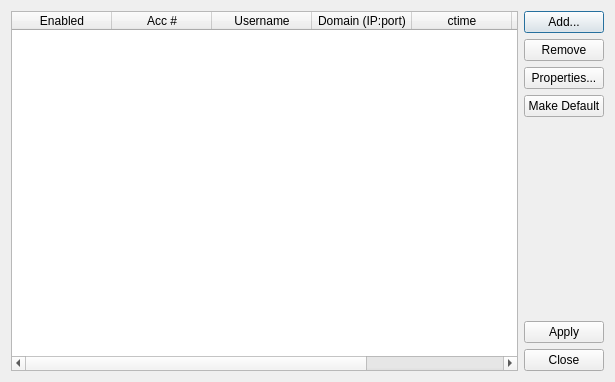
The window that sipaccountswindow.ui (kitech/kitphone) describes before a commit, drawn with Qt 5.
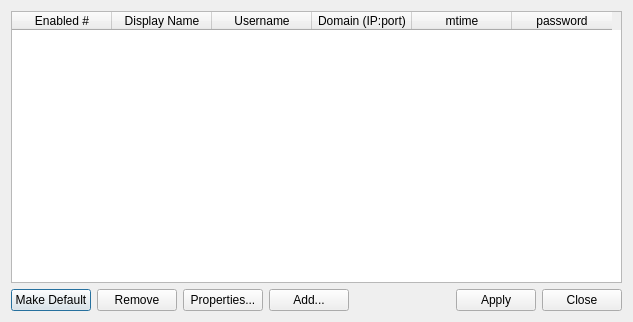
The same window after the commit.

What changed in the file:
```diff
--- a/sipaccountswindow.ui
+++ b/sipaccountswindow.ui
@@ -6,14 +6,14 @@
    <rect>
     <x>0</x>
     <y>0</y>
-    <width>615</width>
-    <height>382</height>
+    <width>633</width>
+    <height>322</height>
    </rect>
   </property>
   <property name="windowTitle">
    <string>Sip Accounts</string>
   </property>
-  <layout class="QHBoxLayout" name="horizontalLayout">
+  <layout class="QVBoxLayout" name="verticalLayout">
    <item>
     <widget class="QTableWidget" name="tableWidget">
      <property name="editTriggers">
@@ -27,12 +27,12 @@
      </property>
      <column>
       <property name="text">
-       <string>Enabled</string>
+       <string>Enabled #</string>
       </property>
      </column>
      <column>
       <property name="text">
-       <string>Acc #</string>
+       <string>Display Name</string>
       </property>
      </column>
      <column>
@@ -45,11 +45,6 @@
        <string>Domain (IP:port)</string>
       </property>
      </column>
-     <column>
-      <property name="text">
-       <string>ctime</string>
-      </property>
-     </column>
      <column>
       <property name="text">
        <string>mtime</string>
@@ -63,11 +58,11 @@
     </widget>
    </item>
    <item>
-    <layout class="QVBoxLayout" name="verticalLayout">
+    <layout class="QHBoxLayout" name="horizontalLayout">
      <item>
-      <widget class="QPushButton" name="pushButton_4">
+      <widget class="QPushButton" name="pushButton">
        <property name="text">
-        <string>Add...</string>
+        <string>Make Default</string>
        </property>
       </widget>
      </item>
@@ -86,21 +81,21 @@
       </widget>
      </item>
      <item>
-      <widget class="QPushButton" name="pushButton">
+      <widget class="QPushButton" name="pushButton_4">
        <property name="text">
-        <string>Make Default</string>
+        <string>Add...</string>
        </property>
       </widget>
      </item>
      <item>
-      <spacer name="verticalSpacer">
+      <spacer name="horizontalSpacer">
        <property name="orientation">
-        <enum>Qt::Vertical</enum>
+        <enum>Qt::Horizontal</enum>
        </property>
        <property name="sizeHint" stdset="0">
         <size>
-         <width>20</width>
-         <height>40</height>
+         <width>40</width>
+         <height>20</height>
         </size>
        </property>
       </spacer>
```
